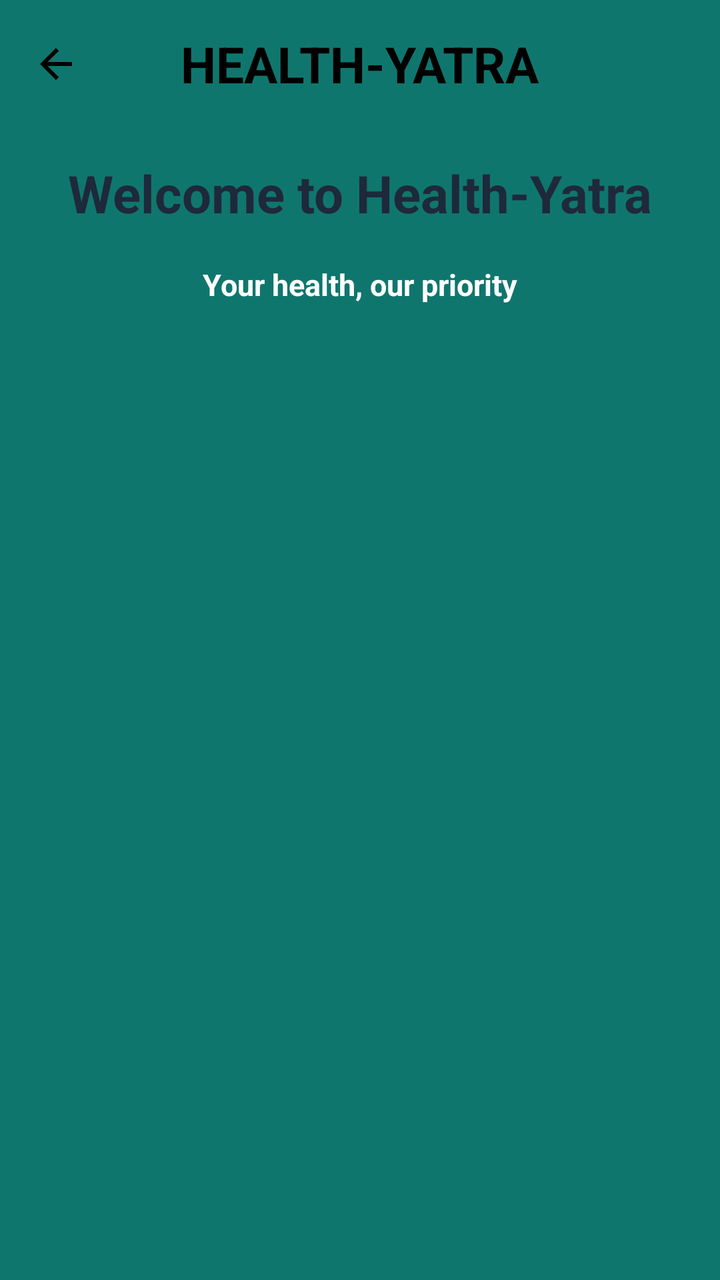
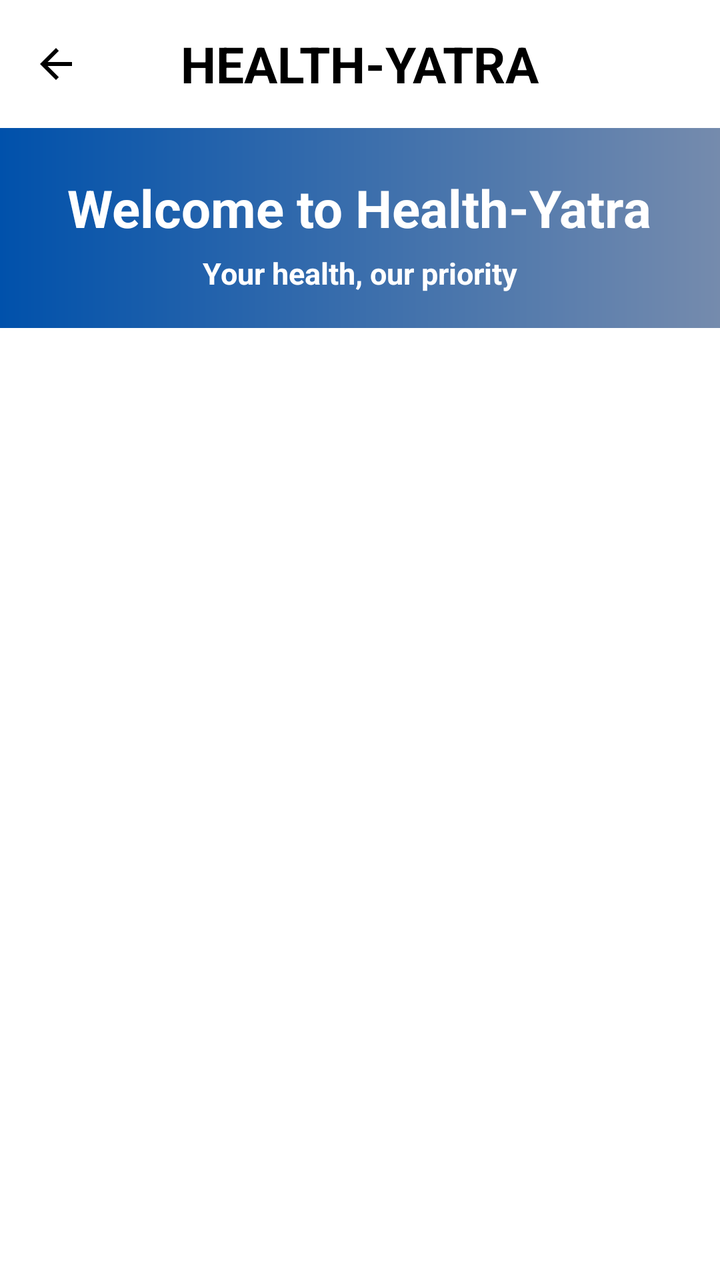

Screens rendered from an Android XML layout before and after an edit, with the pre-edit source and the edit as a unified diff.
<!-- AndroidManifest.xml: application theme Theme.HealthYatra -->
<!-- res/layout/activity_home.xml -->
<?xml version="1.0" encoding="utf-8"?>
<androidx.constraintlayout.widget.ConstraintLayout xmlns:android="http://schemas.android.com/apk/res/android"
    xmlns:app="http://schemas.android.com/apk/res-auto"
    android:layout_width="match_parent"
    android:layout_height="match_parent"
    xmlns:tools="http://schemas.android.com/tools"
    android:fitsSystemWindows="true"
    android:background="@color/primary">

    <com.google.android.material.appbar.MaterialToolbar
        android:id="@+id/toolbar"
        android:layout_width="match_parent"
        android:layout_height="?attr/actionBarSize"
        app:title="Health-Yatra"
        app:titleCentered="true"
        app:titleTextAppearance="@style/ToolbarTitle"
        android:titleTextColor="@android:color/black"

        app:layout_constraintEnd_toEndOf="parent"
        app:layout_constraintStart_toStartOf="parent"
        app:layout_constraintTop_toTopOf="parent"
        app:navigationIcon="@drawable/baseline_arrow_back_24" />


    
    <TextView
        android:id="@+id/tvWelcome"
        android:layout_width="wrap_content"
        android:layout_height="wrap_content"
        android:layout_marginTop="15dp"
        android:text="@string/welcome_to_health_yatra"
        android:textColor="@color/text_primary"
        android:textSize="26sp"
        android:textStyle="bold"
        app:layout_constraintEnd_toEndOf="parent"
        app:layout_constraintStart_toStartOf="parent"
        app:layout_constraintTop_toBottomOf="@+id/toolbar" />

    <TextView
        android:id="@+id/tvSubtitle"
        android:layout_width="wrap_content"
        android:layout_height="wrap_content"
        android:layout_marginTop="18dp"
        android:text="@string/your_health_our_priority"
        android:textColor="@color/white"
        android:textSize="15sp"
        android:textStyle="bold"
        app:layout_constraintEnd_toEndOf="parent"
        app:layout_constraintStart_toStartOf="parent"
        app:layout_constraintTop_toBottomOf="@id/tvWelcome" />

    
    <androidx.fragment.app.FragmentContainerView
        android:id="@+id/authFragmentContainer"
        android:layout_width="0dp"
        android:layout_height="0dp"
        android:layout_marginTop="15dp"
        android:layout_marginBottom="24dp"
        app:layout_constraintTop_toBottomOf="@id/tvSubtitle"
        app:layout_constraintBottom_toBottomOf="parent"
        app:layout_constraintStart_toStartOf="parent"
        app:layout_constraintEnd_toEndOf="parent"
        tools:layout="@layout/fragment_sign_up" />

</androidx.constraintlayout.widget.ConstraintLayout>
<!-- res/layout/fragment_sign_up.xml (included above) -->
<?xml version="1.0" encoding="utf-8"?>
<ScrollView
    xmlns:android="http://schemas.android.com/apk/res/android"
    xmlns:tools="http://schemas.android.com/tools"
    xmlns:app="http://schemas.android.com/apk/res-auto"
    android:layout_width="match_parent"
    android:layout_height="match_parent"
    android:background="@color/primary"
    android:fillViewport="true"
    android:clipToPadding="false"
    tools:context=".fragment.SignUp">

    <androidx.constraintlayout.widget.ConstraintLayout
        android:id="@+id/frameLayout"
        android:layout_width="match_parent"
        android:layout_height="wrap_content"
        android:paddingStart="16dp"
        android:paddingEnd="16dp"
        android:paddingTop="8dp"
        android:paddingBottom="80dp">

        
        <androidx.appcompat.widget.AppCompatEditText
            android:id="@+id/email"
            android:layout_width="0dp"
            android:layout_height="50dp"
            android:layout_marginTop="10dp"
            android:importantForAutofill="no"
            android:background="@drawable/bg_edittext"
            android:hint="@string/enter_your_email"
            android:inputType="textEmailAddress"
            android:textColorHint="#FB959595"
            app:layout_constraintEnd_toEndOf="parent"
            app:layout_constraintStart_toStartOf="parent"
            app:layout_constraintTop_toTopOf="parent" />

        
        <androidx.appcompat.widget.AppCompatEditText
            android:id="@+id/username"
            android:layout_width="0dp"
            android:layout_height="50dp"
            android:layout_marginTop="14dp"
            android:autofillHints="username"
            android:background="@drawable/bg_edittext"
            android:hint="@string/enter_username"
            android:inputType="text"
            android:textColorHint="#FB959595"
            app:layout_constraintEnd_toEndOf="parent"
            app:layout_constraintStart_toStartOf="parent"
            app:layout_constraintTop_toBottomOf="@id/email" />

        
        <androidx.appcompat.widget.AppCompatEditText
            android:id="@+id/phoneNumber"
            android:layout_width="0dp"
            android:layout_height="50dp"
            android:layout_marginTop="14dp"
            android:autofillHints="phone"
            android:background="@drawable/bg_edittext"
            android:hint="@string/enter_phone_number"
            android:inputType="phone"
            android:textColorHint="#FB959595"
            app:layout_constraintEnd_toEndOf="parent"
            app:layout_constraintStart_toStartOf="parent"
            app:layout_constraintTop_toBottomOf="@id/username" />

        
        <androidx.appcompat.widget.AppCompatEditText
            android:id="@+id/Aadhaar"
            android:layout_width="0dp"
            android:layout_height="50dp"
            android:layout_marginTop="14dp"
            android:importantForAutofill="no"
            android:background="@drawable/bg_edittext"
            android:hint="@string/enter_aadhaar_number"
            android:inputType="number"
            android:maxLength="12"
            android:textColorHint="#FB959595"
            app:layout_constraintEnd_toEndOf="parent"
            app:layout_constraintStart_toStartOf="parent"
            app:layout_constraintTop_toBottomOf="@id/phoneNumber" />

        
        <androidx.appcompat.widget.AppCompatEditText
            android:id="@+id/password"
            android:layout_width="0dp"
            android:layout_height="50dp"
            android:layout_marginTop="14dp"
            android:autofillHints="password"
            android:background="@drawable/bg_edittext"
            android:hint="@string/enter_password"
            android:inputType="textPassword"
            android:textColorHint="#FB959595"
            app:layout_constraintEnd_toEndOf="parent"
            app:layout_constraintStart_toStartOf="parent"
            app:layout_constraintTop_toBottomOf="@id/Aadhaar" />

        
        <com.google.android.material.textfield.TextInputLayout
            android:id="@+id/roleLayout"
            style="@style/Widget.Material3.TextInputLayout.OutlinedBox.ExposedDropdownMenu"
            android:layout_width="0dp"
            android:layout_height="wrap_content"
            android:layout_marginTop="14dp"
            android:hint="@string/role"
            android:textColorHint="#FB959595"
            app:layout_constraintEnd_toEndOf="parent"
            app:layout_constraintStart_toStartOf="parent"
            app:layout_constraintTop_toBottomOf="@id/password">

            <com.google.android.material.textfield.MaterialAutoCompleteTextView
                android:id="@+id/role"
                android:layout_width="match_parent"
                android:layout_height="wrap_content"
                android:inputType="none"
                android:textSize="20sp" />

        </com.google.android.material.textfield.TextInputLayout>

        
        <com.google.android.material.button.MaterialButton
            android:id="@+id/registerBtn"
            android:layout_width="250dp"
            android:layout_height="wrap_content"
            android:layout_marginTop="18dp"
            android:backgroundTint="#1976D2"
            android:text="@string/register"
            app:layout_constraintEnd_toEndOf="parent"
            app:layout_constraintStart_toStartOf="parent"
            app:layout_constraintTop_toBottomOf="@id/roleLayout" />

        
        <LinearLayout
            android:layout_width="wrap_content"
            android:layout_height="wrap_content"
            android:layout_marginBottom="10dp"
            android:orientation="horizontal"
            app:layout_constraintBottom_toBottomOf="parent"
            app:layout_constraintEnd_toEndOf="parent"
            app:layout_constraintStart_toStartOf="parent"
            app:layout_constraintTop_toBottomOf="@id/registerBtn">

            <TextView
                android:layout_width="wrap_content"
                android:layout_height="wrap_content"
                android:text="@string/already_registered"
                android:textColor="@android:color/black"
                android:textSize="18sp"
                />

            <TextView
                android:id="@+id/tvLogin"
                android:layout_width="wrap_content"
                android:layout_height="wrap_content"
                android:clickable="true"
               android:layout_marginStart="4dp"
                android:text="@string/login"
                android:textColor="@color/white"
                android:textSize="18sp"
                android:textStyle="bold" />

        </LinearLayout>

    </androidx.constraintlayout.widget.ConstraintLayout>

</ScrollView>
<!-- resources referenced by this layout -->
<resources>
  <color name="primary">#0F766E</color>
  <color name="text_primary">#1E293B</color>
  <color name="white">#FFFFFF</color>
  <!-- drawable baseline_arrow_back_24 (drawable) -->
  <vector xmlns:android="http://schemas.android.com/apk/res/android" android:autoMirrored="true" android:height="24dp" android:tint="#000000" android:viewportHeight="24" android:viewportWidth="24" android:width="24dp">
        
      <path android:fillColor="@android:color/white" android:pathData="M20,11H7.83l5.59,-5.59L12,4l-8,8 8,8 1.41,-1.41L7.83,13H20v-2z"/>
      
  </vector>
  <!-- drawable bg_edittext (drawable) -->
  <?xml version="1.0" encoding="utf-8"?>
  <selector xmlns:android="http://schemas.android.com/apk/res/android">
  
      
      <item android:state_focused="true">
          <shape android:shape="rectangle">
  
              <solid android:color="#00FBFBFB" />
  
              <stroke
                  android:width="2dp"
                  android:color="@color/text_primary" />
  
              <corners android:radius="12dp" />
  
              <padding
                  android:left="16dp"
                  android:top="0dp"
                  android:right="16dp"
                  android:bottom="0dp" />
  
          </shape>
      </item>
  
      
      <item>
          <shape android:shape="rectangle">
  
              <solid android:color="#00FBFBFB" />
  
              <stroke
                  android:width="1dp"
                  android:color="#040404" />
  
              <corners android:radius="12dp" />
  
              <padding
                  android:left="16dp"
                  android:top="0dp"
                  android:right="16dp"
                  android:bottom="0dp" />
  
          </shape>
      </item>
  
  </selector>
  <string name="already_registered">Already registered?</string>
  <string name="enter_aadhaar_number">Enter Aadhaar Number</string>
  <string name="enter_password">Enter Password</string>
  <string name="enter_phone_number">Enter Phone Number</string>
  <string name="enter_username">Enter Username</string>
  <string name="enter_your_email">Enter Your Name/Email</string>
  <string name="login">Login</string>
  <string name="register">Register</string>
  <string name="role">Role</string>
  <string name="welcome_to_health_yatra">Welcome to Health-Yatra</string>
  <string name="your_health_our_priority">Your health, our priority</string>
  <style name="ToolbarTitle" parent="TextAppearance.Material3.TitleLarge">
          <item name="android:textSize">25sp</item>
          <item name="android:textStyle">bold</item>
          <item name="android:textColor">@android:color/black</item>
          <item name="android:textAllCaps">true</item>
      </style>
  <style name="Theme.HealthYatra" parent="Theme.Material3.Light.NoActionBar">
  
          
          <item name="colorPrimary">@color/primary</item>
          <item name="colorPrimaryContainer">@color/primary_light</item>
  
          
          <item name="android:colorBackground">@color/background</item>
          <item name="colorSurface">@color/white</item>
  
          
          <item name="android:textColorPrimary">@color/text_primary</item>
          <item name="android:textColorSecondary">@color/text_secondary</item>
  
          
          <item name="android:statusBarColor">@color/primary_dark</item>
  
          
          <item name="android:navigationBarColor">@color/white</item>
  
          
          <item name="android:windowLightStatusBar">false</item>
  
      </style>
  <color name="primary_light">#14B8A6</color>
  <color name="background">#F8FAFC</color>
  <color name="text_secondary">#64748B</color>
  <color name="primary_dark">#115E59</color>
</resources>

<!-- the commit's change to res/layout/activity_home.xml (unified diff, before → after) -->
@@ -22,32 +22,42 @@
         app:navigationIcon="@drawable/baseline_arrow_back_24" />
 
 
+<LinearLayout
+    android:id="@+id/heading"
+    android:layout_width="match_parent"
+    android:layout_height="100dp"
+    android:orientation="vertical"
+    android:gravity="center"
+    android:background="@drawable/gradient_background"
+    app:layout_constraintTop_toBottomOf="@+id/toolbar"
+    >
     
     <TextView
         android:id="@+id/tvWelcome"
         android:layout_width="wrap_content"
         android:layout_height="wrap_content"
-        android:layout_marginTop="15dp"
+        android:layout_marginTop="5dp"
         android:text="@string/welcome_to_health_yatra"
-        android:textColor="@color/text_primary"
+        android:textColor="@color/primary"
         android:textSize="26sp"
         android:textStyle="bold"
-        app:layout_constraintEnd_toEndOf="parent"
-        app:layout_constraintStart_toStartOf="parent"
-        app:layout_constraintTop_toBottomOf="@+id/toolbar" />
+        app:layout_constraintEnd_toEndOf="@id/heading"
+        app:layout_constraintStart_toStartOf="@id/heading"
+        app:layout_constraintTop_toBottomOf="@+id/heading" />
 
     <TextView
         android:id="@+id/tvSubtitle"
         android:layout_width="wrap_content"
         android:layout_height="wrap_content"
-        android:layout_marginTop="18dp"
+        android:layout_marginTop="5dp"
         android:text="@string/your_health_our_priority"
-        android:textColor="@color/white"
+        android:textColor= "@color/primary"
         android:textSize="15sp"
         android:textStyle="bold"
-        app:layout_constraintEnd_toEndOf="parent"
-        app:layout_constraintStart_toStartOf="parent"
-        app:layout_constraintTop_toBottomOf="@id/tvWelcome" />
+        app:layout_constraintEnd_toEndOf="@id/heading"
+        app:layout_constraintStart_toStartOf="@id/heading"
+        app:layout_constraintTop_toBottomOf="@id/heading" />
+</LinearLayout>
 
     
     <androidx.fragment.app.FragmentContainerView
@@ -56,7 +66,7 @@
         android:layout_height="0dp"
         android:layout_marginTop="15dp"
         android:layout_marginBottom="24dp"
-        app:layout_constraintTop_toBottomOf="@id/tvSubtitle"
+        app:layout_constraintTop_toBottomOf="@id/heading"
         app:layout_constraintBottom_toBottomOf="parent"
         app:layout_constraintStart_toStartOf="parent"
         app:layout_constraintEnd_toEndOf="parent"
@@ -95,6 +105,7 @@
             android:background="@drawable/bg_edittext"
             android:hint="@string/enter_your_email"
             android:inputType="textEmailAddress"
+            android:maxLength="20"
             android:textColorHint="#FB959595"
             app:layout_constraintEnd_toEndOf="parent"
             app:layout_constraintStart_toStartOf="parent"
@@ -110,6 +121,7 @@
             android:background="@drawable/bg_edittext"
             android:hint="@string/enter_username"
             android:inputType="text"
+            android:maxLength="20"
             android:textColorHint="#FB959595"
             app:layout_constraintEnd_toEndOf="parent"
             app:layout_constraintStart_toStartOf="parent"
@@ -125,6 +137,7 @@
             android:background="@drawable/bg_edittext"
             android:hint="@string/enter_phone_number"
             android:inputType="phone"
+            android:maxLength="10"
             android:textColorHint="#FB959595"
             app:layout_constraintEnd_toEndOf="parent"
             app:layout_constraintStart_toStartOf="parent"
@@ -178,6 +191,9 @@
                 android:id="@+id/role"
                 android:layout_width="match_parent"
                 android:layout_height="wrap_content"
+                android:background="@drawable/bg_edittext"
+                android:textColor="@color/text_primary"
+
                 android:inputType="none"
                 android:textSize="20sp" />
 
@@ -191,6 +207,7 @@
             android:layout_marginTop="18dp"
             android:backgroundTint="#1976D2"
             android:text="@string/register"
+            android:textColor="@color/primary"
             app:layout_constraintEnd_toEndOf="parent"
             app:layout_constraintStart_toStartOf="parent"
             app:layout_constraintTop_toBottomOf="@id/roleLayout" />
@@ -199,8 +216,9 @@
         <LinearLayout
             android:layout_width="wrap_content"
             android:layout_height="wrap_content"
-            android:layout_marginBottom="10dp"
+
             android:orientation="horizontal"
+            android:layout_marginTop="18dp"
             app:layout_constraintBottom_toBottomOf="parent"
             app:layout_constraintEnd_toEndOf="parent"
             app:layout_constraintStart_toStartOf="parent"
@@ -210,7 +228,7 @@
                 android:layout_width="wrap_content"
                 android:layout_height="wrap_content"
                 android:text="@string/already_registered"
-                android:textColor="@android:color/black"
+                android:textColor="@color/text_primary"
                 android:textSize="18sp"
                 />
 
@@ -221,7 +239,7 @@
                 android:clickable="true"
                android:layout_marginStart="4dp"
                 android:text="@string/login"
-                android:textColor="@color/white"
+                android:textColor="@color/text_primary"
                 android:textSize="18sp"
                 android:textStyle="bold" />
 
<!-- resource entries referenced after the edit -->
@@ -1,7 +1,7 @@
 <!-- resources referenced by this layout -->
 <resources>
-  <color name="primary">#0F766E</color>
-  <color name="text_primary">#1E293B</color>
+  <color name="primary">#FFFFFF</color>
+  <color name="text_primary">#000000</color>
   <color name="white">#FFFFFF</color>
   <!-- drawable baseline_arrow_back_24 (drawable) -->
   <vector xmlns:android="http://schemas.android.com/apk/res/android" android:autoMirrored="true" android:height="24dp" android:tint="#000000" android:viewportHeight="24" android:viewportWidth="24" android:width="24dp">
@@ -56,6 +56,16 @@
       </item>
   
   </selector>
+  <!-- drawable gradient_background (drawable) -->
+  <?xml version="1.0" encoding="utf-8"?>
+  <shape xmlns:android="http://schemas.android.com/apk/res/android">
+  
+      <gradient
+          android:startColor="#0051AB"
+          android:endColor="#758BAD"
+          android:angle="0" />
+  
+  </shape>
   <string name="already_registered">Already registered?</string>
   <string name="enter_aadhaar_number">Enter Aadhaar Number</string>
   <string name="enter_password">Enter Password</string>
@@ -75,31 +85,27 @@
       </style>
   <style name="Theme.HealthYatra" parent="Theme.Material3.Light.NoActionBar">
   
-          
           <item name="colorPrimary">@color/primary</item>
           <item name="colorPrimaryContainer">@color/primary_light</item>
   
-          
           <item name="android:colorBackground">@color/background</item>
           <item name="colorSurface">@color/white</item>
   
-          
           <item name="android:textColorPrimary">@color/text_primary</item>
           <item name="android:textColorSecondary">@color/text_secondary</item>
   
           
-          <item name="android:statusBarColor">@color/primary_dark</item>
+          <item name="android:statusBarColor">@color/text_primary</item>
+          <item name="android:windowLightStatusBar">true</item>
   
           
           <item name="android:navigationBarColor">@color/white</item>
   
-          
-          <item name="android:windowLightStatusBar">false</item>
+          <item name="colorControlActivated">#1565C0</item>
   
       </style>
-  <color name="primary_light">#14B8A6</color>
+  <color name="primary_light">#CACACA</color>
   <color name="background">#F8FAFC</color>
   <color name="text_secondary">#64748B</color>
-  <color name="primary_dark">#115E59</color>
 </resources>
 
